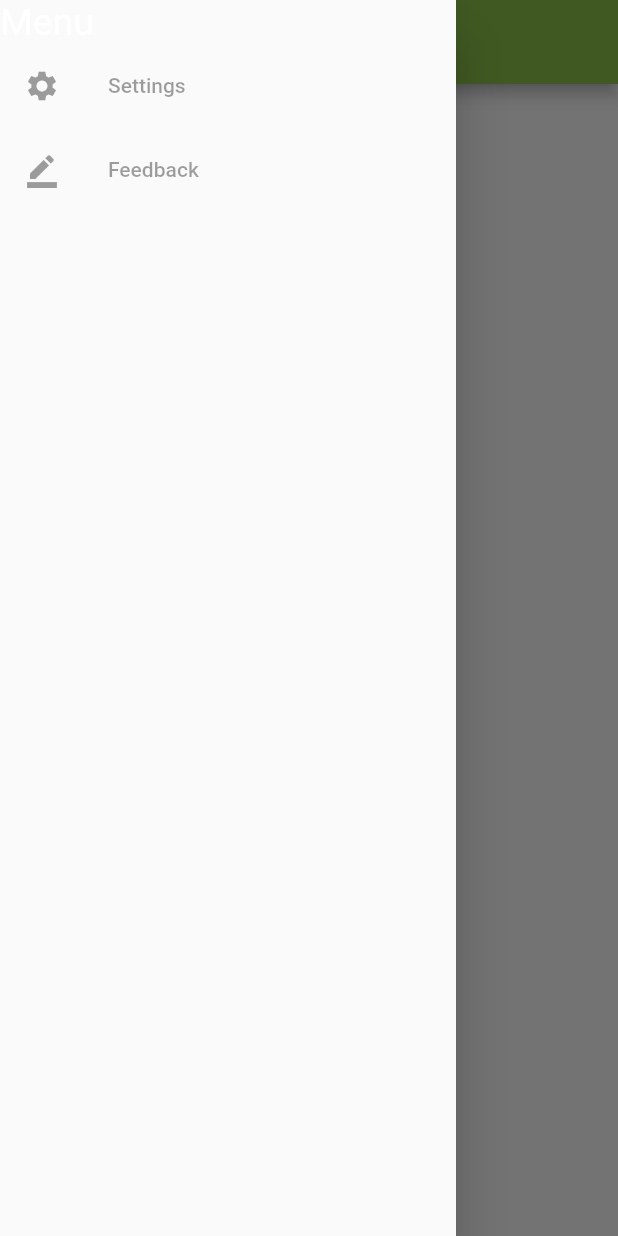
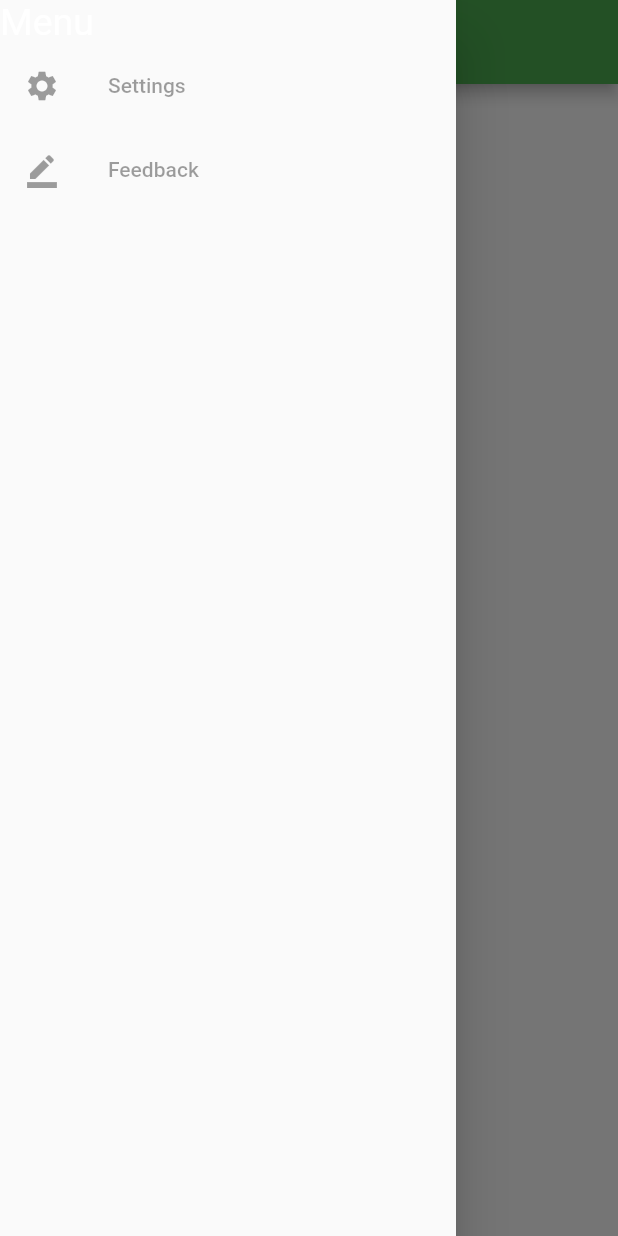
Before and after one commit to Jaywaa/pollen_track, a Flutter app: the screen it shows after launch, with the side drawer open, on a phone screen of 412 x 824 dp. Run offline on Flutter 3.47's test engine with Material 2 defaults, Android fonts, the phone set to English and light mode, and no system bars; our stand-ins replace cloud_firestore, firebase_core, shared_preferences; accounts and stored records are empty.

Commit message:
feat: Theme provider

```diff
--- a/lib/main.dart
+++ b/lib/main.dart
@@ -2,22 +2,28 @@ import 'package:firebase_core/firebase_core.dart';
 import 'package:flutter/material.dart';
 import 'package:pollen_track/providers/cities_provider.dart';
 import 'package:pollen_track/providers/selected_cities_provider.dart';
+import 'package:pollen_track/providers/user_settings_provider.dart';
 import 'package:pollen_track/services/firebase/pollen_report_repository.dart';
+import 'package:pollen_track/theme/pollen_track_theme.dart';
 import 'package:pollen_track/widgets/pages/city_list.dart';
 import 'package:provider/provider.dart';
 
 void main() => runApp(PollenTrack());
 
 class PollenTrack extends StatelessWidget {
-  final Future<FirebaseApp> _initialization = Firebase.initializeApp();
-
   @override
   Widget build(BuildContext context) {
+    // call firebase from outside build, but breaks when you do
+    final Future<FirebaseApp> _initialization = Firebase.initializeApp();
+
     return MultiProvider(
       providers: [
         ChangeNotifierProvider.value(value: SelectedCitiesProvider()),
+        ChangeNotifierProvider.value(value: UserSettingsProvider()),
         Provider.value(value: PollenReportProvider(new PollenReportRepository()))
       ],
+      child: MediaQuery(
+      data: MediaQueryData(),
       child: FutureBuilder(
         future: _initialization,
         builder: (context, snapshot) {
@@ -29,12 +35,26 @@ class PollenTrack extends StatelessWidget {
 
           print('[Initialized]');
 
-          return MaterialApp(
-            theme: ThemeData(primarySwatch: Colors.lightGreen),
-            title: 'Pollen Track',
-            home: CityListPage(),
-          );
+          return PollenTrackMaterialAppWidget();
         })
+    )
     );
   }
 }
+
+class PollenTrackMaterialAppWidget extends StatelessWidget {
+  const PollenTrackMaterialAppWidget({
+    Key key,
+  }) : super(key: key);
+
+  @override
+  Widget build(BuildContext context) {
+    final theme = Provider.of<UserSettingsProvider>(context, listen: true).getUserTheme();
+
+    return MaterialApp(
+        theme: PollenTrackTheme.getTheme(context, theme),
+        title: 'Pollen Track',
+        home: CityListPage()
+      );
+  }
+}
--- a/lib/providers/cities_provider.dart
+++ b/lib/providers/cities_provider.dart
@@ -1,4 +1,3 @@
-import 'package:flutter/material.dart';
 import 'package:pollen_track/services/firebase/pollen_report_repository.dart';
 import 'package:pollen_track/types/city.dart';
 import 'package:pollen_track/types/city_pollen_count.dart';
--- a/lib/providers/selected_cities_provider.dart
+++ b/lib/providers/selected_cities_provider.dart
@@ -11,7 +11,7 @@ class SelectedCitiesProvider extends ChangeNotifier {
   }
 
   _init() async {
-    _selectedCityIds = await getSavedCityIds();
+    _selectedCityIds = await readSavedCityIds();
     print('set saved cities in provider to: $_selectedCityIds');
   }
 
@@ -28,7 +28,7 @@ class SelectedCitiesProvider extends ChangeNotifier {
     _selectedCityIds.add(cityId);
 
     // save to preferences too
-    addSavedCity(cityId);
+    saveSelectedCity(cityId);
 
     notifyListeners();
   }
--- /dev/null
+++ b/lib/providers/user_settings_provider.dart
@@ -0,0 +1,29 @@
+import 'package:flutter/material.dart';
+import 'package:pollen_track/services/storage/user_settings_storage.dart';
+import 'package:pollen_track/types/settings.dart';
+
+class UserSettingsProvider extends ChangeNotifier {
+  UserTheme _userTheme;
+
+  UserSettingsProvider() {
+    _init();
+  }
+
+  void _init() async {
+    _userTheme = await readSavedUserTheme();
+
+    notifyListeners();
+  }
+
+  UserTheme getUserTheme() {
+    return _userTheme;
+  }
+
+  void setUserTheme(UserTheme theme) {
+    _userTheme = theme;
+
+    saveUserTheme(theme);
+
+    notifyListeners();
+  }
+}
--- a/lib/services/firebase/pollen_report_repository.dart
+++ b/lib/services/firebase/pollen_report_repository.dart
@@ -3,6 +3,8 @@ import 'package:pollen_track/types/city.dart';
 import 'package:pollen_track/types/city_pollen_count.dart';
 import 'package:pollen_track/types/pollen_level.dart';
 import 'package:pollen_track/types/pollen_reading.dart';
+import 'package:pollen_track/extensions/city_extensions.dart';
+import 'package:pollen_track/extensions/string_extensions.dart';
 
 abstract class IPollenReportRepository {
   Future<CityPollenCount> fetchReportForCity(CityId cityId);
--- /dev/null
+++ b/lib/services/storage/storage_keys.dart
@@ -0,0 +1,4 @@
+class StorageKeys {
+  static const SelectedCities = 'user_cities';
+  static const UserTheme = 'user_theme';
+}
--- /dev/null
+++ b/lib/theme/pollen_track_theme.dart
@@ -0,0 +1,40 @@
+import 'package:flutter/material.dart';
+import 'package:pollen_track/types/settings.dart';
+
+class PollenTrackTheme {
+  static ThemeData get lightTheme {
+    return ThemeData(
+        primarySwatch: Colors.green, scaffoldBackgroundColor: Colors.white);
+  }
+
+  static ThemeData get darkTheme {
+    return ThemeData();
+  }
+
+  static _getSystemTheme(BuildContext context) {
+    final brightness = MediaQuery.of(context).platformBrightness;
+
+    switch (brightness) {
+      case Brightness.dark:
+        return darkTheme;
+      case Brightness.light:
+        return lightTheme;
+    }
+
+    print('[getTheme] Failed to get brightness from platform, defaulting to light.');
+    return lightTheme;
+  }
+
+  static ThemeData getTheme(BuildContext context, UserTheme userTheme) {
+      switch (userTheme) {
+        case UserTheme.default_light:
+          return lightTheme;
+        case UserTheme.default_dark:
+          return darkTheme;
+        case UserTheme.system:
+        default:
+          print('[getTheme] Using system theme');
+          return _getSystemTheme(context);
+      }
+  }
+}
--- /dev/null
+++ b/lib/types/settings.dart
@@ -0,0 +1,5 @@
+enum UserTheme {
+  default_light,
+  default_dark,
+  system
+}
```
Also changed, not shown: lib/extensions/city_extensions.dart (added, +8 -0 lines), lib/extensions/string_extensions.dart (added, +7 -0 lines), lib/services/storage/city_storage.dart (+11 -9 lines), lib/services/storage/user_settings_storage.dart (added, +25 -0 lines), lib/types/City.dart (+0 -17 lines), lib/widgets/pages/city_select.dart (+3 -4 lines).
